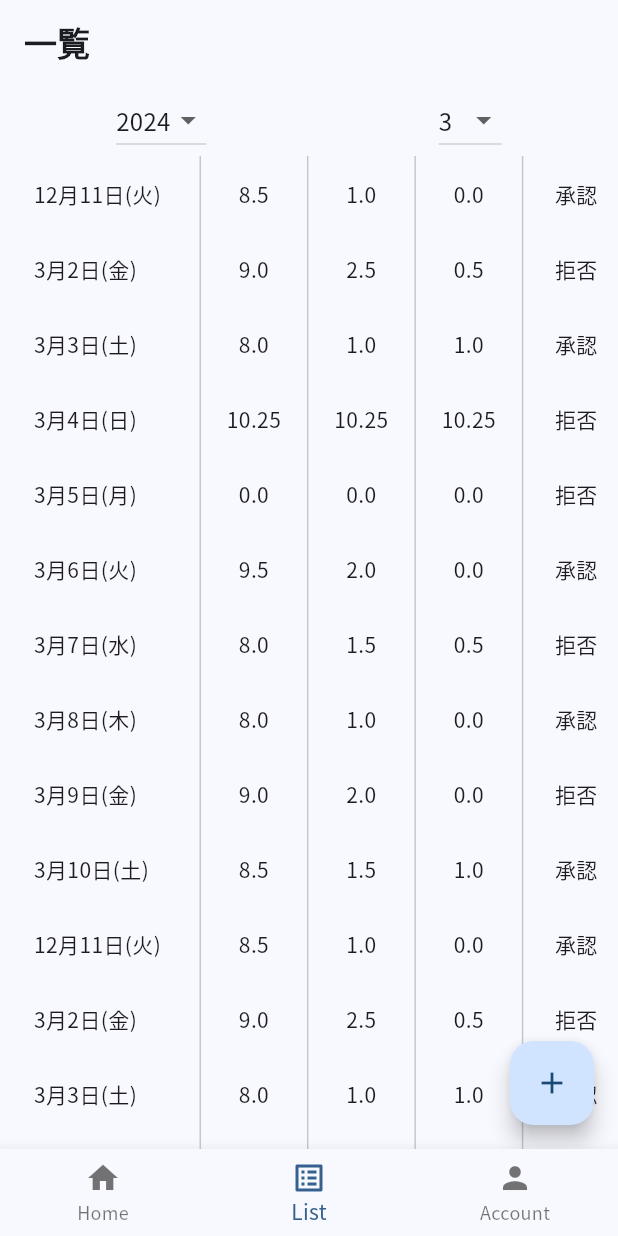
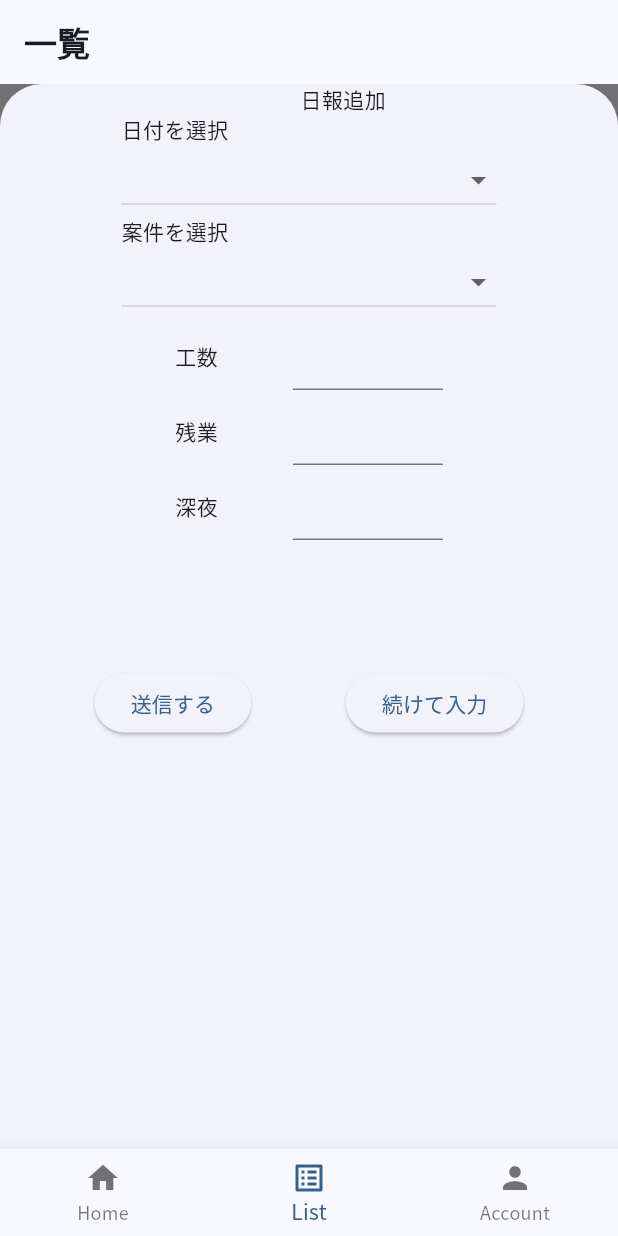
Before and after one commit to arashidani/diary_report_sample, a Flutter app: the TableView screen opened by its route, after a tap on the "add" icon, on a phone screen of 412 x 824 dp. Run offline on Flutter 3.47's test engine with Material 3 defaults, Android fonts, the phone set to English and light mode, and no system bars; our stand-ins replace cloud_firestore, firebase_core, flutter_riverpod, freezed_annotation, go_router, google_fonts and 1 more; accounts and stored records are empty.

Commit message:
日報追加画面を追加した、不要な計算式を削除した

```diff
--- a/lib/features/app/table_view.dart
+++ b/lib/features/app/table_view.dart
@@ -63,6 +63,7 @@ class _TableViewState extends State<TableView> {
     final _deviceWidth = MediaQuery.of(context).size.width;
     final _deviceHeight = MediaQuery.of(context).size.height;
     final appBarHeight = MediaQuery.of(context).padding.top + kToolbarHeight;
+
     return Scaffold(
       body: Column(
         children: <Widget>[
@@ -162,7 +163,9 @@ class _TableViewState extends State<TableView> {
       ),
 
       floatingActionButton: FloatingActionButton(
-        onPressed: () {},
+        onPressed: () {
+          _showModal(context, _deviceHeight);
+        },
         tooltip: 'Increment',
         child: const Icon(Icons.add),
       ), // This trailing comma makes auto-formatting nicer for build methods.
@@ -226,3 +229,152 @@ List<String> getYearsList(int years) {
   }
   return yearsList;
 }
+
+void _showModal(BuildContext context, double _deviceHeight) {
+  showModalBottomSheet<void>(
+    context: context,
+    isScrollControlled: true,
+    //ackgroundColor: Colors.transparent,
+    builder: (BuildContext context) {
+      var width;
+      return Container(
+        height: _deviceHeight,
+        child: SingleChildScrollView(
+            child: Column(
+          mainAxisSize: MainAxisSize.min,
+          children: <Widget>[
+            Row(
+              children: [
+                Expanded(flex: 1, child: Container()),
+                Expanded(
+                  flex: 8,
+                  child: Text(
+                    '日報追加',
+                    textAlign: TextAlign.center,
+                  ),
+                ),
+              ],
+            ),
+            Column(
+              crossAxisAlignment: CrossAxisAlignment.start,
+              children: [
+                Text('日付を選択'),
+                SizedBox(
+                  width: 250,
+                  child: DropdownButton(
+                    isExpanded: true,
+                    //4
+                    items: const [
+                      //5
+                      DropdownMenuItem(
+                        child: Text('aaa'),
+                        value: 'aaa',
+                      ),
+                      DropdownMenuItem(
+                        child: Text('bbb'),
+                        value: 'bbb',
+                      ),
+                      DropdownMenuItem(
+                        child: Text('ccc'),
+                        value: 'ccc',
+                      ),
+                    ],
+                    onChanged: (String? value) {},
+                  ),
+                ),
+                Text('案件を選択'),
+                SizedBox(
+                  width: 250,
+                  child: DropdownButton(
+                    isExpanded: true,
+                    //4
+                    items: const [
+                      //5
+                      DropdownMenuItem(
+                        child: Text('aaa'),
+                        value: 'aaa',
+                      ),
+                      DropdownMenuItem(
+                        child: Text('bbb'),
+                        value: 'bbb',
+                      ),
+                      DropdownMenuItem(
+                        child: Text('ccc'),
+                        value: 'ccc',
+                      ),
+                    ],
+                    onChanged: (String? value) {},
+                  ),
+                ),
+              ],
+            ),
+            Row(
+              mainAxisAlignment: MainAxisAlignment.center,
+              children: [
+                Text('工数'),
+                SizedBox(
+                  width: 50,
+                ),
+                SizedBox(
+                  width: 100,
+                  height: 50,
+                  child: TextFormField(
+                    decoration: InputDecoration(),
+                  ),
+                ),
+              ],
+            ),
+            Row(
+              mainAxisAlignment: MainAxisAlignment.center,
+              children: [
+                Text('残業'),
+                SizedBox(
+                  width: 50,
+                ),
+                SizedBox(
+                  width: 100,
+                  height: 50,
+                  child: TextFormField(
+                    decoration: InputDecoration(),
+                  ),
+                ),
+              ],
+            ),
+            Row(
+              mainAxisAlignment: MainAxisAlignment.center,
+              children: [
+                Text('深夜'),
+                SizedBox(
+                  width: 50,
+                ),
+                SizedBox(
+                  width: 100,
+                  height: 50,
+                  child: TextFormField(
+                    decoration: InputDecoration(),
+                  ),
+                ),
+              ],
+            ),
+            SizedBox(
+              height: _deviceHeight / 10,
+            ),
+            Row(
+              mainAxisAlignment: MainAxisAlignment.spaceEvenly,
+              children: [
+                ElevatedButton(
+                  onPressed: () => Navigator.pop(context),
+                  child: const Text('送信する'),
+                ),
+                ElevatedButton(
+                  onPressed: () => Navigator.pop(context),
+                  child: const Text('続けて入力'),
+                ),
+              ],
+            ),
+          ],
+        )),
+      );
+    },
+  );
+}
```
